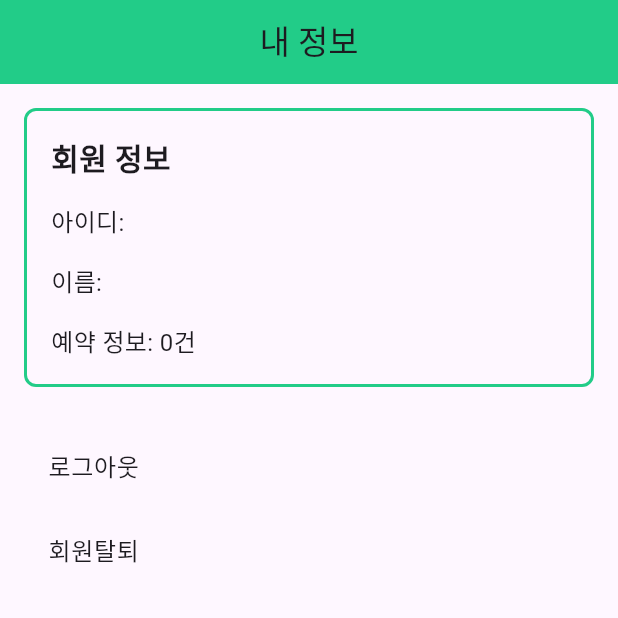
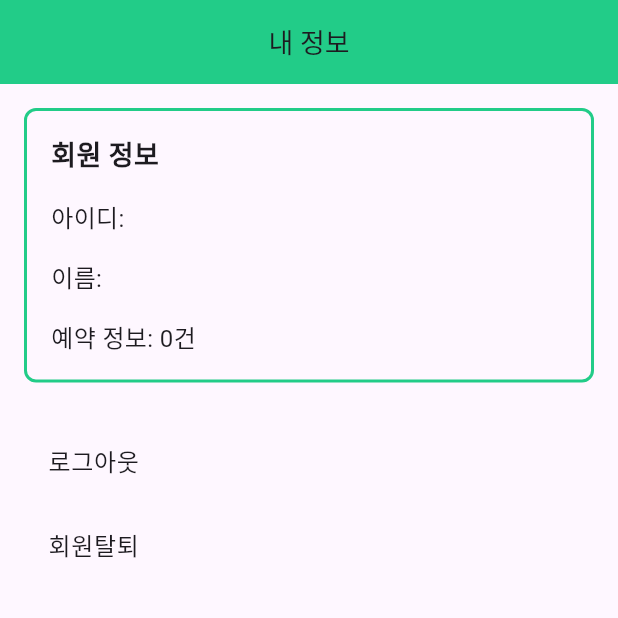
Before and after one commit to oh-chae-yeon/studyroom, a Flutter app: the Profile screen opened directly, on a phone screen of 412 x 824 dp, the top half of it. Run offline on Flutter 3.47's test engine with Material 3 defaults, Android fonts, the phone set to English and light mode, and no system bars; our stand-ins replace cloud_firestore, firebase_auth, firebase_core; accounts and stored records are empty; network calls fail.

Commit message:
UI change

```diff
--- a/lib/detailreservation.dart
+++ b/lib/detailreservation.dart
@@ -18,7 +18,7 @@ class Detailreservation extends StatelessWidget {
         centerTitle: true,
         title: const Text(
           '나의 예약',
-          style: TextStyle(color: Colors.black),
+          style: TextStyle(fontSize: 18,color: Colors.black),
         ),
       ),
       body: user != null
--- a/lib/profile.dart
+++ b/lib/profile.dart
@@ -17,8 +17,8 @@ class Profile extends StatelessWidget {
         backgroundColor: Color(0xFF22CC88), // AppBar 색상 설정
         centerTitle: true,
         title: const Text(
-          '내 정보'
-        ),
+          '내 정보',
+        style:TextStyle(fontSize: 18),),
       ),
       body: const Center(
         child: MemberInfoScreen(),
@@ -89,7 +89,7 @@ class MemberInfoScreen extends StatelessWidget {
                       Text(
                         '회원 정보',
                         style: TextStyle(
-                            fontSize: 20.0, fontWeight: FontWeight.bold),
+                            fontSize: 18.0, fontWeight: FontWeight.bold),
                       ),
                       SizedBox(height: 16.0),
                       Text(
--- a/lib/studyroomstructure.dart
+++ b/lib/studyroomstructure.dart
@@ -10,6 +10,7 @@ class Studyroomstructure extends StatelessWidget {
     return Scaffold(
       appBar: AppBar(
         title: const Text('스터디룸 구조'),
+        backgroundColor: Color(0xFF22CC88),
         actions: [
           IconButton(
             onPressed: () {
```
Also changed, not shown: lib/reservation.dart (+17 -1 lines).
